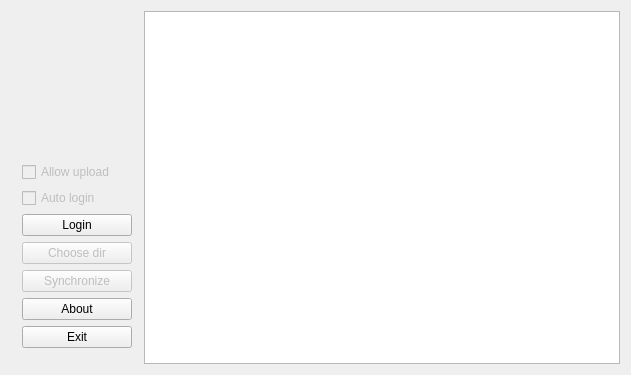
Before: the Qt Designer form src/ui/mainwindow.ui in DenisMedved/vkaudiosync, drawn with Qt 5.
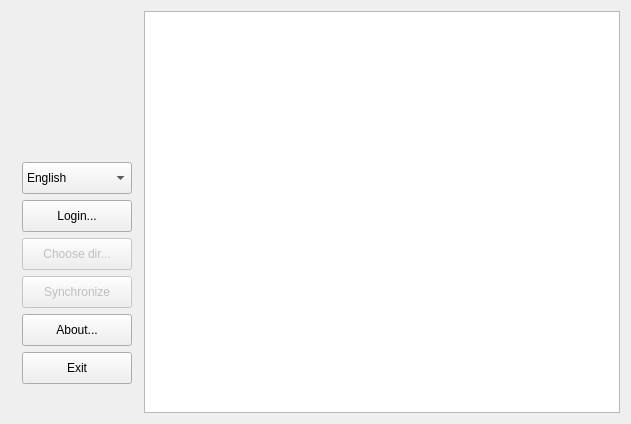
After: the same form once the commit is applied. Icons and pictures are not drawn. Custom widgets are drawn as their Qt base class.

What changed in the file:
```diff
--- a/src/ui/mainwindow.ui
+++ b/src/ui/mainwindow.ui
@@ -7,7 +7,7 @@
     <x>0</x>
     <y>0</y>
     <width>631</width>
-    <height>375</height>
+    <height>424</height>
    </rect>
   </property>
   <property name="windowTitle">
@@ -116,29 +116,56 @@
           </widget>
          </item>
          <item>
-          <widget class="QCheckBox" name="allowUpload">
-           <property name="enabled">
-            <bool>false</bool>
+          <widget class="QComboBox" name="comboBox">
+           <property name="minimumSize">
+            <size>
+             <width>0</width>
+             <height>32</height>
+            </size>
            </property>
-           <property name="text">
-            <string>Allow upload</string>
-           </property>
-          </widget>
-         </item>
-         <item>
-          <widget class="QCheckBox" name="autoLogin">
-           <property name="enabled">
-            <bool>false</bool>
-           </property>
-           <property name="text">
-            <string>Auto login</string>
-           </property>
+           <item>
+            <property name="text">
+             <string notr="true">English</string>
+            </property>
+            <property name="icon">
+             <iconset resource="../icons.qrc">
+              <normaloff>:/famfam/icons/us.png</normaloff>:/famfam/icons/us.png</iconset>
+            </property>
+           </item>
+           <item>
+            <property name="text">
+             <string notr="true">Русский</string>
+            </property>
+            <property name="icon">
+             <iconset resource="../icons.qrc">
+              <normaloff>:/famfam/icons/ru.png</normaloff>:/famfam/icons/ru.png</iconset>
+            </property>
+           </item>
+           <item>
+            <property name="text">
+             <string>Украинский</string>
+            </property>
+            <property name="icon">
+             <iconset resource="../icons.qrc">
+              <normaloff>:/famfam/icons/ua.png</normaloff>:/famfam/icons/ua.png</iconset>
+            </property>
+           </item>
           </widget>
          </item>
          <item>
           <widget class="QPushButton" name="loginButton">
+           <property name="minimumSize">
+            <size>
+             <width>0</width>
+             <height>32</height>
+            </size>
+           </property>
            <property name="text">
-            <string>Login</string>
+            <string>Login...</string>
+           </property>
+           <property name="icon">
+            <iconset resource="../icons.qrc">
+             <normaloff>:/famfam/icons/key_go.png</normaloff>:/famfam/icons/key_go.png</iconset>
            </property>
           </widget>
          </item>
@@ -147,8 +174,18 @@
            <property name="enabled">
             <bool>false</bool>
            </property>
+           <property name="minimumSize">
+            <size>
+             <width>0</width>
+             <height>32</height>
+            </size>
+           </property>
            <property name="text">
-            <string>Choose dir</string>
+            <string>Choose dir...</string>
+           </property>
+           <property name="icon">
+            <iconset resource="../icons.qrc">
+             <normaloff>:/famfam/icons/folder_go.png</normaloff>:/famfam/icons/folder_go.png</iconset>
            </property>
           </widget>
          </item>
@@ -157,6 +194,12 @@
            <property name="enabled">
             <bool>false</bool>
            </property>
+           <property name="minimumSize">
+            <size>
+             <width>0</width>
+             <height>32</height>
+            </size>
+           </property>
            <property name="text">
             <string>Synchronize</string>
            </property>
@@ -168,13 +211,47 @@
          </item>
          <item>
           <widget class="QPushButton" name="aboutButton">
+           <property name="minimumSize">
+            <size>
+             <width>0</width>
+             <height>32</height>
+            </size>
+           </property>
            <property name="text">
-            <string>About</string>
+            <string>About...</string>
+           </property>
+           <property name="icon">
+            <iconset resource="../icons.qrc">
+             <normaloff>:/famfam/icons/book.png</normaloff>:/famfam/icons/book.png</iconset>
            </property>
           </widget>
          </item>
          <item>
           <widget class="QPushButton" name="exitButton">
+           <property name="sizePolicy">
+            <sizepolicy hsizetype="Minimum" vsizetype="Preferred">
+             <horstretch>0</horstretch>
+             <verstretch>0</verstretch>
+            </sizepolicy>
+           </property>
+           <property name="minimumSize">
+            <size>
+             <width>0</width>
+             <height>32</height>
+            </size>
+           </property>
+           <property name="maximumSize">
+            <size>
+             <width>16777215</width>
+             <height>16777215</height>
+            </size>
+           </property>
+           <property name="baseSize">
+            <size>
+             <width>0</width>
+             <height>7</height>
+            </size>
+           </property>
            <property name="text">
             <string>Exit</string>
            </property>
```
